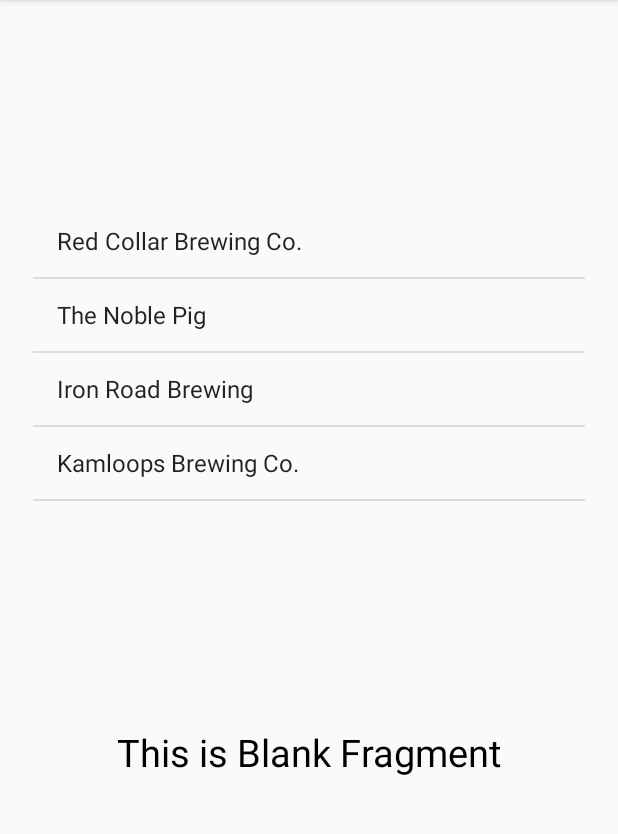
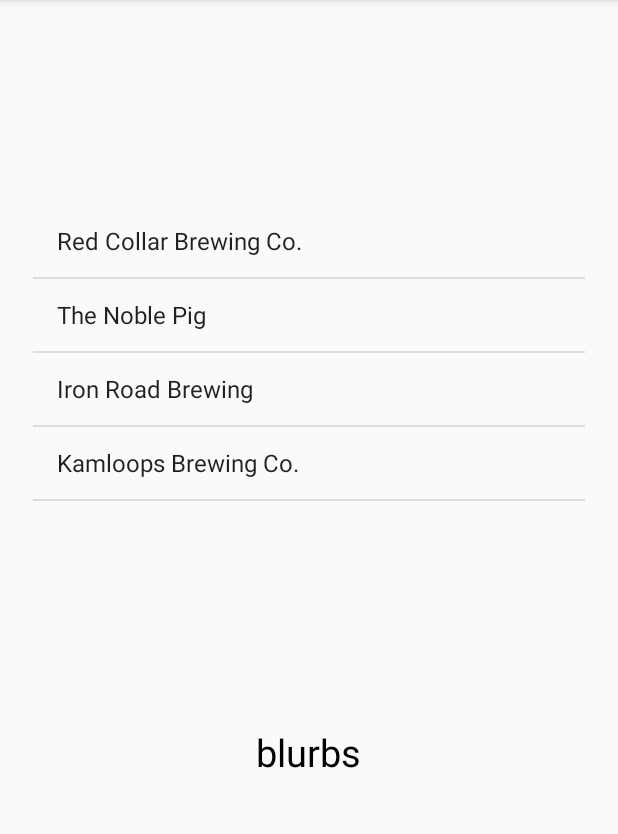
Before and after one commit to CNC3P0/TourGuide, an Android app: the screen it shows after launch (MainActivity), on a phone screen of 412 x 824 dp, the part 84-918 px from its top. Run offline under Robolectric (Android 15) with nearby library versions, the phone set to English and light mode, and no system bars.

Commit message:
Stil working. Still needs list to be clickable.

```diff
--- a/app/src/main/java/com/example/robert/tourguide/BlankFragment.java
+++ b/app/src/main/java/com/example/robert/tourguide/BlankFragment.java
@@ -9,14 +9,10 @@ import android.os.Bundle;
 import android.view.LayoutInflater;
 import android.view.View;
 import android.view.ViewGroup;
-import android.widget.Button;
-import android.widget.Toast;
-
 
 public class BlankFragment extends Fragment {
 
     View view;
-    Button blankButton;
 
     @Override
     public View onCreateView(LayoutInflater inflater, ViewGroup container,
--- a/app/src/main/java/com/example/robert/tourguide/ListFragment.java
+++ b/app/src/main/java/com/example/robert/tourguide/ListFragment.java
@@ -9,8 +9,6 @@ import android.os.Bundle;
 import android.view.LayoutInflater;
 import android.view.View;
 import android.view.ViewGroup;
-import android.widget.Button;
-import android.widget.Toast;
 
 public class ListFragment extends Fragment {
 
@@ -24,4 +22,5 @@ public class ListFragment extends Fragment {
 
         return view;
     }
+
 }
--- a/app/src/main/java/com/example/robert/tourguide/MainActivity.java
+++ b/app/src/main/java/com/example/robert/tourguide/MainActivity.java
@@ -5,8 +5,6 @@ import android.os.Bundle;
 import android.app.Fragment;
 import android.app.FragmentManager;
 import android.app.FragmentTransaction;
-import android.view.View;
-import android.widget.Button;
 
 public class MainActivity extends AppCompatActivity {
 
--- a/app/src/main/res/layout/blank_fragment.xml
+++ b/app/src/main/res/layout/blank_fragment.xml
@@ -11,7 +11,7 @@
         android:layout_height="wrap_content"
         android:layout_centerHorizontal="true"
         android:layout_marginTop="100dp"
-        android:text="This is Blank Fragment"
+        android:text="blurbs"
         android:textColor="@color/black"
         android:textSize="25sp" />
 
--- a/app/src/main/res/layout/list_fragment.xml
+++ b/app/src/main/res/layout/list_fragment.xml
@@ -4,9 +4,6 @@
     android:layout_width="match_parent"
     android:layout_height="match_parent"
     tools:context="com.example.robert.tourguide.ListFragment">
-
-
-
 
     <ListView
         android:id="@+id/pub_list"
--- a/app/src/main/res/values/array.xml
+++ b/app/src/main/res/values/array.xml
@@ -6,4 +6,10 @@
         <item>Iron Road Brewing</item>
         <item>Kamloops Brewing Co.</item>
     </string-array>
+    <string-array name="blurbs">
+        <item>Rustic beerhall.</item>
+        <item>Good food.</item>
+        <item>Close to TRU.</item>
+        <item>Just a brewery.</item>
+    </string-array>
 </resources>
```
